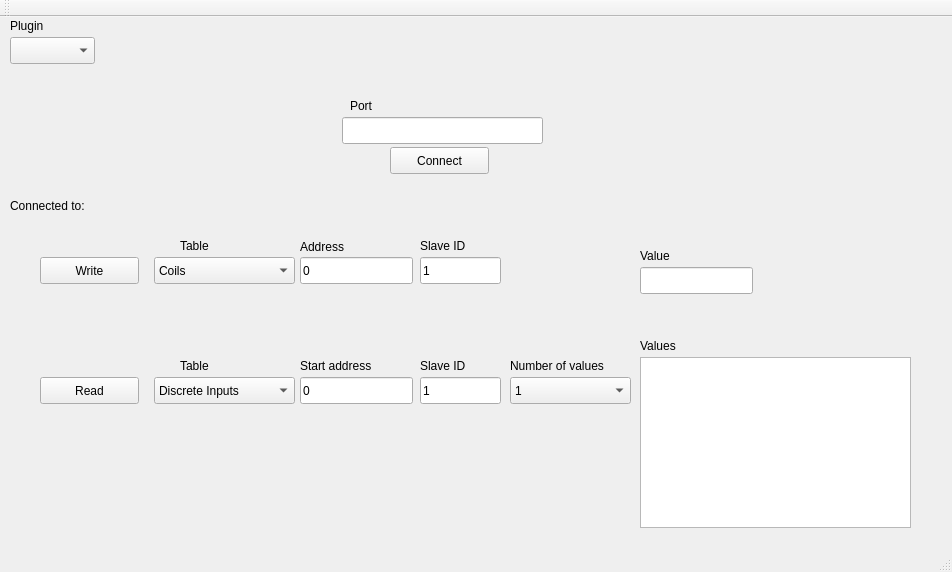
Above: examples/serialbus/modbus/master/mainwindow.ui from qt/qtserialbus before the change. Below: the same form after it.
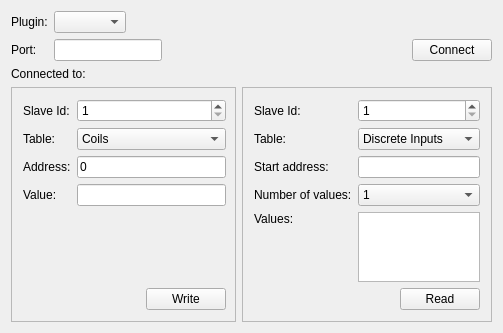
That is the form after the change.

Commit message:
Re-layout the example applications.
Also make it possible to connect and disconnect the slave. Keep
the port we where connected to. Adjust some minor style issues.

```diff
--- a/examples/serialbus/modbus/master/mainwindow.ui
+++ b/examples/serialbus/modbus/master/mainwindow.ui
@@ -6,45 +6,31 @@
    <rect>
     <x>0</x>
     <y>0</y>
-    <width>952</width>
-    <height>572</height>
+    <width>501</width>
+    <height>332</height>
    </rect>
   </property>
   <property name="windowTitle">
    <string>MainWindow</string>
   </property>
   <widget class="QWidget" name="centralWidget">
-   <widget class="QComboBox" name="pluginBox">
-    <property name="geometry">
-     <rect>
-      <x>10</x>
-      <y>20</y>
-      <width>85</width>
-      <height>27</height>
-     </rect>
-    </property>
-   </widget>
-   <widget class="QLabel" name="label">
-    <property name="geometry">
-     <rect>
-      <x>10</x>
-      <y>0</y>
-      <width>67</width>
-      <height>17</height>
-     </rect>
-    </property>
+   <layout class="QVBoxLayout" name="verticalLayout">
+    <item>
+     <layout class="QGridLayout" name="gridLayout">
+      <item row="2" column="0" colspan="4">
+       <widget class="QLabel" name="connectedLabel">
     <property name="text">
-     <string>Plugin</string>
-    </property>
-   </widget>
+         <string>Connected to:</string>
+        </property>
+       </widget>
+      </item>
+      <item row="1" column="3">
    <widget class="QPushButton" name="pushButton">
-    <property name="geometry">
-     <rect>
-      <x>390</x>
-      <y>130</y>
-      <width>99</width>
-      <height>27</height>
-     </rect>
+        <property name="sizePolicy">
+         <sizepolicy hsizetype="Maximum" vsizetype="Fixed">
+          <horstretch>0</horstretch>
+          <verstretch>0</verstretch>
+         </sizepolicy>
     </property>
     <property name="text">
      <string>Connect</string>
@@ -53,77 +39,143 @@
      <bool>false</bool>
     </property>
    </widget>
-   <widget class="QLineEdit" name="portEdit">
-    <property name="geometry">
-     <rect>
-      <x>342</x>
-      <y>100</y>
-      <width>201</width>
-      <height>27</height>
-     </rect>
-    </property>
-   </widget>
+      </item>
+      <item row="0" column="1">
+       <widget class="QComboBox" name="pluginBox">
+        <property name="sizePolicy">
+         <sizepolicy hsizetype="Maximum" vsizetype="Fixed">
+          <horstretch>0</horstretch>
+          <verstretch>0</verstretch>
+         </sizepolicy>
+        </property>
+       </widget>
+      </item>
+      <item row="1" column="0">
    <widget class="QLabel" name="label_2">
-    <property name="geometry">
-     <rect>
-      <x>350</x>
-      <y>80</y>
-      <width>67</width>
-      <height>17</height>
-     </rect>
+        <property name="sizePolicy">
+         <sizepolicy hsizetype="Maximum" vsizetype="Preferred">
+          <horstretch>0</horstretch>
+          <verstretch>0</verstretch>
+         </sizepolicy>
     </property>
     <property name="text">
-     <string>Port</string>
-    </property>
-   </widget>
-   <widget class="QLabel" name="connectedLabel">
-    <property name="geometry">
-     <rect>
-      <x>10</x>
-      <y>180</y>
-      <width>371</width>
-      <height>17</height>
-     </rect>
-    </property>
-    <property name="text">
-     <string>Connected to:</string>
-    </property>
-   </widget>
-   <widget class="QPushButton" name="readButton">
-    <property name="geometry">
-     <rect>
-      <x>40</x>
-      <y>360</y>
-      <width>99</width>
-      <height>27</height>
-     </rect>
+         <string>Port:</string>
+        </property>
+       </widget>
+      </item>
+      <item row="1" column="1">
+       <widget class="QLineEdit" name="portEdit">
+        <property name="sizePolicy">
+         <sizepolicy hsizetype="Preferred" vsizetype="Fixed">
+          <horstretch>0</horstretch>
+          <verstretch>0</verstretch>
+         </sizepolicy>
+        </property>
+       </widget>
+      </item>
+      <item row="0" column="0">
+       <widget class="QLabel" name="label">
+        <property name="sizePolicy">
+         <sizepolicy hsizetype="Maximum" vsizetype="Preferred">
+          <horstretch>0</horstretch>
+          <verstretch>0</verstretch>
+         </sizepolicy>
     </property>
     <property name="text">
-     <string>Read</string>
-    </property>
-   </widget>
+         <string>Plugin:</string>
+        </property>
+       </widget>
+      </item>
+      <item row="1" column="2">
+       <spacer name="horizontalSpacer">
+        <property name="orientation">
+         <enum>Qt::Horizontal</enum>
+        </property>
+        <property name="sizeHint" stdset="0">
+         <size>
+          <width>40</width>
+          <height>20</height>
+         </size>
+        </property>
+       </spacer>
+      </item>
+     </layout>
+    </item>
+    <item>
+     <layout class="QHBoxLayout" name="horizontalLayout_5" stretch="0,0">
+      <item>
+       <widget class="QFrame" name="frame">
+        <property name="minimumSize">
+         <size>
+          <width>225</width>
+          <height>0</height>
+         </size>
+        </property>
+        <property name="frameShape">
+         <enum>QFrame::StyledPanel</enum>
+        </property>
+        <property name="frameShadow">
+         <enum>QFrame::Plain</enum>
+        </property>
+        <layout class="QHBoxLayout" name="horizontalLayout_3" stretch="0">
+         <property name="rightMargin">
+          <number>9</number>
+         </property>
+         <item>
+          <layout class="QGridLayout" name="gridLayout_2">
+           <item row="5" column="1">
+            <layout class="QHBoxLayout" name="horizontalLayout_2">
+             <item>
+              <spacer name="horizontalSpacer_3">
+               <property name="orientation">
+                <enum>Qt::Horizontal</enum>
+               </property>
+               <property name="sizeHint" stdset="0">
+                <size>
+                 <width>40</width>
+                 <height>20</height>
+                </size>
+               </property>
+              </spacer>
+             </item>
+             <item>
    <widget class="QPushButton" name="writeButton">
-    <property name="geometry">
-     <rect>
-      <x>40</x>
-      <y>240</y>
-      <width>99</width>
-      <height>27</height>
-     </rect>
-    </property>
     <property name="text">
      <string>Write</string>
     </property>
    </widget>
+             </item>
+            </layout>
+           </item>
+           <item row="0" column="0">
+            <widget class="QLabel" name="label_10">
+             <property name="text">
+              <string>Slave Id:</string>
+             </property>
+            </widget>
+           </item>
+           <item row="0" column="1">
+            <widget class="QSpinBox" name="writeSlave">
+             <property name="minimum">
+              <number>1</number>
+             </property>
+             <property name="maximum">
+              <number>255</number>
+             </property>
+            </widget>
+           </item>
+           <item row="3" column="0">
+            <widget class="QLabel" name="label_8">
+             <property name="text">
+              <string>Value:</string>
+             </property>
+            </widget>
+           </item>
+           <item row="3" column="1">
+            <widget class="QLineEdit" name="writeValue"/>
+           </item>
+           <item row="1" column="1">
    <widget class="QComboBox" name="writeTable">
-    <property name="geometry">
-     <rect>
-      <x>154</x>
-      <y>240</y>
-      <width>141</width>
-      <height>27</height>
-     </rect>
-    </property>
     <item>
      <property name="text">
       <string>Coils</string>
@@ -135,15 +187,65 @@
      </property>
     </item>
    </widget>
+           </item>
+           <item row="1" column="0">
+            <widget class="QLabel" name="label_6">
+             <property name="text">
+              <string>Table:</string>
+             </property>
+            </widget>
+           </item>
+           <item row="2" column="0">
+            <widget class="QLabel" name="label_7">
+             <property name="text">
+              <string>Address:</string>
+             </property>
+            </widget>
+           </item>
+           <item row="2" column="1">
+            <widget class="QLineEdit" name="writeAddress">
+             <property name="text">
+              <string>0</string>
+             </property>
+            </widget>
+           </item>
+           <item row="4" column="1">
+            <spacer name="verticalSpacer_3">
+             <property name="orientation">
+              <enum>Qt::Vertical</enum>
+             </property>
+             <property name="sizeHint" stdset="0">
+              <size>
+               <width>20</width>
+               <height>40</height>
+              </size>
+             </property>
+            </spacer>
+           </item>
+          </layout>
+         </item>
+        </layout>
+       </widget>
+      </item>
+      <item>
+       <widget class="QFrame" name="frame_2">
+        <property name="minimumSize">
+         <size>
+          <width>250</width>
+          <height>0</height>
+         </size>
+        </property>
+        <property name="frameShape">
+         <enum>QFrame::StyledPanel</enum>
+        </property>
+        <property name="frameShadow">
+         <enum>QFrame::Plain</enum>
+        </property>
+        <layout class="QHBoxLayout" name="horizontalLayout_4">
+         <item>
+          <layout class="QGridLayout" name="gridLayout_3">
+           <item row="2" column="1">
    <widget class="QComboBox" name="readTable">
-    <property name="geometry">
-     <rect>
-      <x>154</x>
-      <y>360</y>
-      <width>141</width>
-      <height>27</height>
-     </rect>
-    </property>
     <item>
      <property name="text">
       <string>Discrete Inputs</string>
@@ -165,54 +267,107 @@
      </property>
     </item>
    </widget>
+           </item>
+           <item row="0" column="1">
+            <widget class="QSpinBox" name="readSlave">
+             <property name="minimum">
+              <number>1</number>
+             </property>
+             <property name="maximum">
+              <number>255</number>
+             </property>
+            </widget>
+           </item>
+           <item row="0" column="0">
+            <widget class="QLabel" name="label_11">
+             <property name="text">
+              <string>Slave Id:</string>
+             </property>
+            </widget>
+           </item>
+           <item row="3" column="0">
+            <widget class="QLabel" name="label_4">
+             <property name="text">
+              <string>Start address:</string>
+             </property>
+            </widget>
+           </item>
+           <item row="7" column="1">
+            <layout class="QHBoxLayout" name="horizontalLayout">
+             <item>
+              <spacer name="horizontalSpacer_2">
+               <property name="orientation">
+                <enum>Qt::Horizontal</enum>
+               </property>
+               <property name="sizeHint" stdset="0">
+                <size>
+                 <width>40</width>
+                 <height>20</height>
+                </size>
+               </property>
+              </spacer>
+             </item>
+             <item>
+              <widget class="QPushButton" name="readButton">
+               <property name="sizePolicy">
+                <sizepolicy hsizetype="Maximum" vsizetype="Fixed">
+                 <horstretch>0</horstretch>
+                 <verstretch>0</verstretch>
+                </sizepolicy>
+               </property>
+               <property name="text">
+                <string>Read</string>
+               </property>
+              </widget>
+             </item>
+            </layout>
+           </item>
+           <item row="5" column="1" rowspan="2">
+            <widget class="QListWidget" name="readValue"/>
+           </item>
+           <item row="3" column="1">
    <widget class="QLineEdit" name="readAddress">
-    <property name="geometry">
-     <rect>
-      <x>300</x>
-      <y>360</y>
-      <width>113</width>
-      <height>27</height>
-     </rect>
-    </property>
     <property name="text">
-     <string>0</string>
-    </property>
-   </widget>
+              <string/>
+             </property>
+            </widget>
+           </item>
+           <item row="2" column="0">
    <widget class="QLabel" name="label_3">
-    <property name="geometry">
-     <rect>
-      <x>180</x>
-      <y>340</y>
-      <width>67</width>
-      <height>17</height>
-     </rect>
-    </property>
     <property name="text">
-     <string>Table</string>
-    </property>
-   </widget>
-   <widget class="QLabel" name="label_4">
-    <property name="geometry">
-     <rect>
-      <x>300</x>
-      <y>340</y>
-      <width>101</width>
-      <height>17</height>
-     </rect>
-    </property>
+              <string>Table:</string>
+             </property>
+            </widget>
+           </item>
+           <item row="6" column="0">
+            <spacer name="verticalSpacer_2">
+             <property name="orientation">
+              <enum>Qt::Vertical</enum>
+             </property>
+             <property name="sizeHint" stdset="0">
+              <size>
+               <width>20</width>
+               <height>40</height>
+              </size>
+             </property>
+            </spacer>
+           </item>
+           <item row="5" column="0">
+            <widget class="QLabel" name="label_9">
     <property name="text">
-     <string>Start address</string>
-    </property>
-   </widget>
+              <string>Values:</string>
+             </property>
+            </widget>
+           </item>
+           <item row="4" column="0">
+            <widget class="QLabel" name="label_5">
+             <property name="text">
+              <string>Number of values:</string>
+             </property>
+            </widget>
+           </item>
+           <item row="4" column="1">
    <widget class="QComboBox" name="readSize">
-    <property name="geometry">
-     <rect>
-      <x>510</x>
-      <y>360</y>
-      <width>121</width>
-      <height>27</height>
-     </rect>
-    </property>
     <item>
      <property name="text">
       <string>1</string>
@@ -264,176 +419,29 @@
      </property>
     </item>
    </widget>
-   <widget class="QLabel" name="label_5">
-    <property name="geometry">
-     <rect>
-      <x>510</x>
-      <y>340</y>
-      <width>121</width>
-      <height>17</height>
-     </rect>
-    </property>
-    <property name="text">
-     <string>Number of values</string>
-    </property>
-   </widget>
-   <widget class="QListWidget" name="readValue">
-    <property name="geometry">
-     <rect>
-      <x>640</x>
-      <y>340</y>
-      <width>271</width>
-      <height>171</height>
-     </rect>
-    </property>
-   </widget>
-   <widget class="QLabel" name="label_6">
-    <property name="geometry">
-     <rect>
-      <x>180</x>
-      <y>220</y>
-      <width>67</width>
-      <height>17</height>
-     </rect>
-    </property>
-    <property name="text">
-     <string>Table</string>
-    </property>
-   </widget>
-   <widget class="QLabel" name="label_7">
-    <property name="geometry">
-     <rect>
-      <x>300</x>
-      <y>220</y>
-      <width>71</width>
-      <height>20</height>
-     </rect>
-    </property>
-    <property name="text">
-     <string>Address</string>
-    </property>
-   </widget>
-   <widget class="QLineEdit" name="writeAddress">
-    <property name="geometry">
-     <rect>
-      <x>300</x>
-      <y>240</y>
-      <width>113</width>
-      <height>27</height>
-     </rect>
-    </property>
-    <property name="text">
-     <string>0</string>
-    </property>
-   </widget>
-   <widget class="QLineEdit" name="writeValue">
-    <property name="geometry">
-     <rect>
-      <x>640</x>
-      <y>250</y>
-      <width>113</width>
-      <height>27</height>
-     </rect>
-    </property>
-   </widget>
-   <widget class="QLabel" name="label_8">
-    <property name="geometry">
-     <rect>
-      <x>640</x>
-      <y>230</y>
-      <width>67</width>
-      <height>17</height>
-     </rect>
-    </property>
-    <property name="text">
-     <string>Value</string>
-    </property>
-   </widget>
-   <widget class="QLabel" name="label_9">
-    <property name="geometry">
-     <rect>
-      <x>640</x>
-      <y>320</y>
-      <width>67</width>
-      <height>17</height>
-     </rect>
-    </property>
-    <property name="text">
-     <string>Values</string>
-    </property>
-   </widget>
-   <widget class="QLineEdit" name="writeSlave">
-    <property name="geometry">
-     <rect>
-      <x>420</x>
-      <y>240</y>
-      <width>81</width>
-      <height>27</height>
-     </rect>
-    </property>
-    <property name="text">
-     <string>1</string>
-    </property>
-   </widget>
-   <widget class="QLineEdit" name="readSlave">
-    <property name="geometry">
-     <rect>
-      <x>420</x>
-      <y>360</y>
-      <width>81</width>
-      <height>27</height>
-     </rect>
-    </property>
-    <property name="text">
-     <string>1</string>
-    </property>
-   </widget>
-   <widget class="QLabel" name="label_10">
-    <property name="geometry">
-     <rect>
-      <x>420</x>
-      <y>220</y>
-      <width>67</width>
-      <height>17</height>
-     </rect>
-    </property>
-    <property name="text">
-     <string>Slave ID</string>
-    </property>
-   </widget>
-   <widget class="QLabel" name="label_11">
-    <property name="geometry">
-     <rect>
-      <x>420</x>
-      <y>340</y>
-      <width>67</width>
-      <height>17</height>
-     </rect>
-    </property>
-    <property name="text">
-     <string>Slave ID</string>
-    </property>
-   </widget>
-  </widget>
-  <widget class="QMenuBar" name="menuBar">
-   <property name="geometry">
-    <rect>
-     <x>0</x>
-     <y>0</y>
-     <width>952</width>
-     <height>25</height>
-    </rect>
-   </property>
-  </widget>
-  <widget class="QToolBar" name="mainToolBar">
-   <attribute name="toolBarArea">
-    <enum>TopToolBarArea</enum>
-   </attribute>
-   <attribute name="toolBarBreak">
-    <bool>false</bool>
-   </attribute>
-  </widget>
-  <widget class="QStatusBar" name="statusBar"/>
+           </item>
+          </layout>
+         </item>
+        </layout>
+       </widget>
+      </item>
+     </layout>
+    </item>
+    <item>
+     <spacer name="verticalSpacer">
+      <property name="orientation">
+       <enum>Qt::Vertical</enum>
+      </property>
+      <property name="sizeHint" stdset="0">
+       <size>
+        <width>417</width>
+        <height>1</height>
+       </size>
+      </property>
+     </spacer>
+    </item>
+   </layout>
+  </widget>
  </widget>
  <layoutdefault spacing="6" margin="11"/>
  <resources/>
```
Left out of the diff: 2 changed lines with no effect on the pictures. Lines whose indentation alone changed are shown as unchanged. The commit also changes 3 other files.
